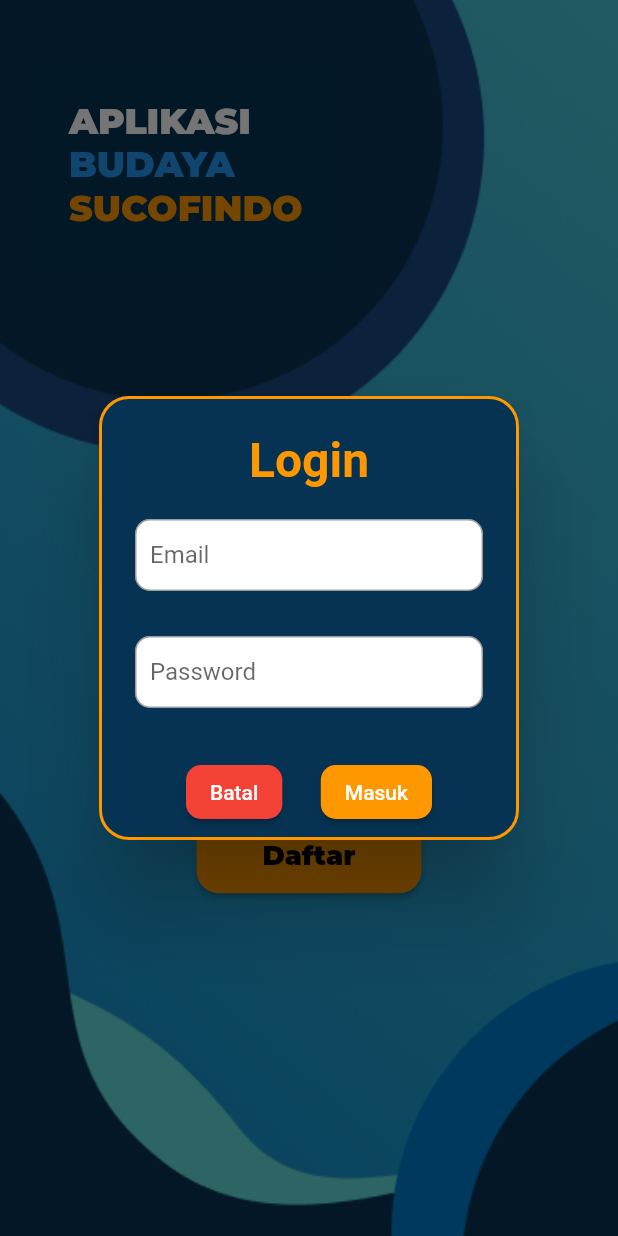
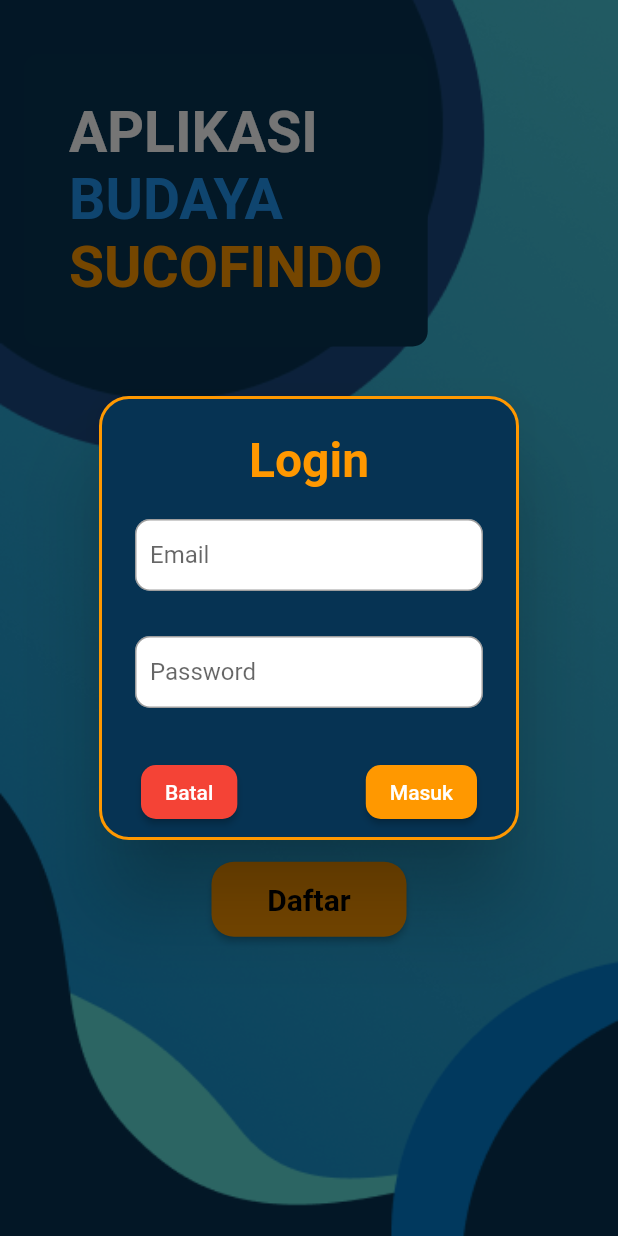
Before and after one commit to Soviena/inovasi-budaya-flutter, a Flutter app: the screen it shows after launch, after a tap on "Login", on a phone screen of 412 x 824 dp. Run offline on Flutter 3.47's test engine with Material 2 defaults, Android fonts, the phone set to English and light mode, and no system bars.

Commit message:
mengubah font splash

```diff
--- a/lib/view/SplashView.dart
+++ b/lib/view/SplashView.dart
@@ -81,7 +81,7 @@ class LoginPage extends StatelessWidget {
           ),
           actions: <Widget>[
             Container(
-              margin: EdgeInsets.symmetric(horizontal: 50),
+              margin: EdgeInsets.symmetric(horizontal: 20),
               child: Row(
                 mainAxisAlignment: MainAxisAlignment.spaceBetween,
                 children: [
@@ -156,28 +156,25 @@ class LoginPage extends StatelessWidget {
                       Text(
                         'APLIKASI',
                         style: TextStyle(
-                          fontSize: 24,
-                          fontWeight: FontWeight.w900,
+                          fontSize: 38,
+                          fontWeight: FontWeight.bold,
                           color: Colors.white,
-                          fontFamily: 'Montserrat',
                         ),
                       ),
                       Text(
                         'BUDAYA',
                         style: TextStyle(
-                          fontSize: 24,
-                          fontWeight: FontWeight.w900,
+                          fontSize: 38,
+                          fontWeight: FontWeight.bold,
                           color: Colors.blue,
-                          fontFamily: 'Montserrat',
                         ),
                       ),
                       Text(
                         'SUCOFINDO',
                         style: TextStyle(
-                          fontSize: 24,
-                          fontWeight: FontWeight.w900,
+                          fontSize: 38,
+                          fontWeight: FontWeight.bold,
                           color: Colors.orange,
-                          fontFamily: 'Montserrat',
                         ),
                       ),
                     ],
@@ -196,10 +193,9 @@ class LoginPage extends StatelessWidget {
                           child: Text(
                             'Login',
                             style: TextStyle(
-                              fontSize: 24,
-                              fontWeight: FontWeight.w900,
+                              fontSize: 26,
+                              fontWeight: FontWeight.bold,
                               color: Colors.white,
-                              fontFamily: 'Montserrat',
                             ),
                           ),
                           style: ButtonStyle(
@@ -207,7 +203,7 @@ class LoginPage extends StatelessWidget {
                               Color.fromARGB(255, 36, 51, 126),
                             ),
                             fixedSize: MaterialStateProperty.all<Size>(
-                              Size(200, 60),
+                              Size(170, 70),
                             ),
                             shape: MaterialStateProperty.all<OutlinedBorder>(
                               RoundedRectangleBorder(
@@ -224,10 +220,9 @@ class LoginPage extends StatelessWidget {
                           child: Text(
                             'Daftar',
                             style: TextStyle(
-                              fontSize: 18,
-                              fontWeight: FontWeight.w900,
+                              fontSize: 20,
+                              fontWeight: FontWeight.bold,
                               color: Colors.black,
-                              fontFamily: 'Montserrat',
                             ),
                           ),
                           style: ButtonStyle(
@@ -235,7 +230,7 @@ class LoginPage extends StatelessWidget {
                               Colors.orange,
                             ),
                             fixedSize: MaterialStateProperty.all<Size>(
-                              Size(150, 50),
+                              Size(130, 50),
                             ),
                             shape: MaterialStateProperty.all<OutlinedBorder>(
                               RoundedRectangleBorder(
```
